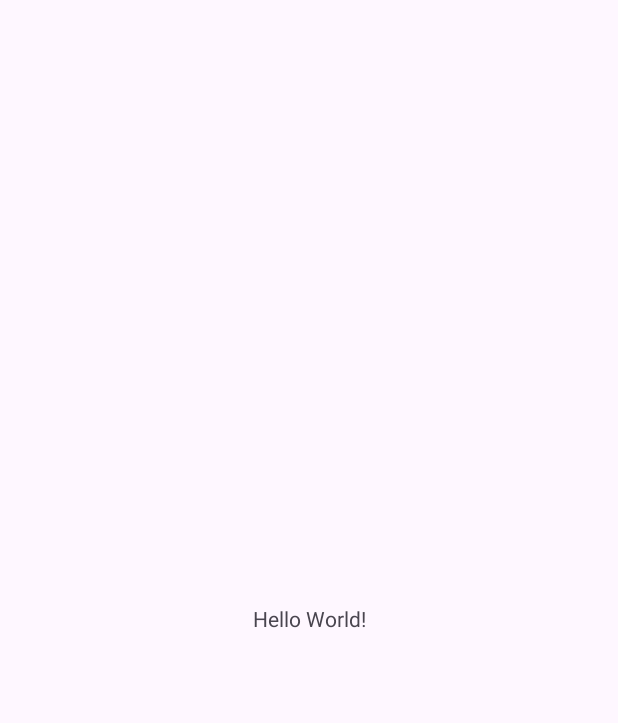
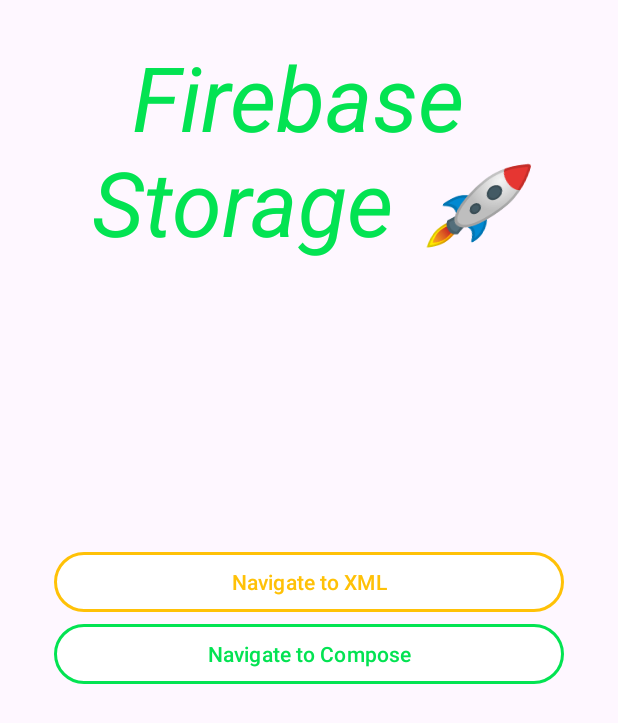
Before and after one commit to kratos1700/FireStorage, an Android app: the screen it shows after launch (MainActivity), on a phone screen of 412 x 824 dp. Before the commit the part shown is almost empty. Shown: the top 723 px of the screen. Run offline under Robolectric (Android 15) with nearby library versions, the phone set to English and light mode, and no system bars; our stand-ins replace Dagger/Hilt's generated code.

```diff
--- a/app/src/main/AndroidManifest.xml
+++ b/app/src/main/AndroidManifest.xml
@@ -3,6 +3,7 @@
     xmlns:tools="http://schemas.android.com/tools">
 
     <application
+        android:name=".FireStorageApp"
         android:allowBackup="true"
         android:dataExtractionRules="@xml/data_extraction_rules"
         android:fullBackupContent="@xml/backup_rules"
@@ -12,6 +13,9 @@
         android:supportsRtl="true"
         android:theme="@style/Theme.FireStorage"
         tools:targetApi="31">
+        <activity
+            android:name=".ui.xml.upload.UploadXmlActivity"
+            android:exported="false" />
         <activity
             android:name=".MainActivity"
             android:exported="true">
--- /dev/null
+++ b/app/src/main/java/com/example/firestorage/FireStorageApp.kt
@@ -0,0 +1,7 @@
+package com.example.firestorage
+
+import android.app.Application
+import dagger.hilt.android.HiltAndroidApp
+
+@HiltAndroidApp
+class FireStorageApp :Application()
--- a/app/src/main/java/com/example/firestorage/MainActivity.kt
+++ b/app/src/main/java/com/example/firestorage/MainActivity.kt
@@ -5,16 +5,33 @@ import androidx.activity.enableEdgeToEdge
 import androidx.appcompat.app.AppCompatActivity
 import androidx.core.view.ViewCompat
 import androidx.core.view.WindowInsetsCompat
+import com.example.firestorage.databinding.ActivityMainBinding
+import com.example.firestorage.ui.xml.upload.UploadXmlActivity
+import dagger.hilt.android.AndroidEntryPoint
 
+@AndroidEntryPoint
 class MainActivity : AppCompatActivity() {
+
+    private lateinit var binding: ActivityMainBinding
     override fun onCreate(savedInstanceState: Bundle?) {
         super.onCreate(savedInstanceState)
         enableEdgeToEdge()
-        setContentView(R.layout.activity_main)
+        binding = ActivityMainBinding.inflate(layoutInflater)
+        setContentView(binding.root)
+
         ViewCompat.setOnApplyWindowInsetsListener(findViewById(R.id.main)) { v, insets ->
             val systemBars = insets.getInsets(WindowInsetsCompat.Type.systemBars())
             v.setPadding(systemBars.left, systemBars.top, systemBars.right, systemBars.bottom)
             insets
         }
+        binding.btnNavigateToXml.setOnClickListener {
+            // Navegar a la actividad UploadXmlActivity
+            startActivity(UploadXmlActivity.create(this))
+
+        }
+        binding.btnNavigateToCompose.setOnClickListener {
+
+        }
+
     }
 }
--- a/app/src/main/res/layout/activity_main.xml
+++ b/app/src/main/res/layout/activity_main.xml
@@ -7,13 +7,52 @@
     android:layout_height="match_parent"
     tools:context=".MainActivity">
 
+
     <TextView
-        android:layout_width="wrap_content"
+        android:layout_width="0dp"
         android:layout_height="wrap_content"
-        android:text="Hello World!"
+        android:textStyle="italic"
+        android:textColor="@color/green"
+        android:layout_marginTop="24dp"
+        android:textSize="60sp"
+        android:gravity="center"
+        android:text="Firebase \nStorage 🚀"
+        app:layout_constraintTop_toTopOf="parent"
+        app:layout_constraintStart_toStartOf="parent"
+        app:layout_constraintEnd_toEndOf="parent"/>
+
+    <com.google.android.material.button.MaterialButton
+        android:id="@+id/btnNavigateToXml"
+        android:layout_width="0dp"
+        android:layout_height="wrap_content"
+        android:layout_marginHorizontal="36dp"
+        app:layout_constraintBottom_toTopOf="@+id/btnNavigateToCompose"
+        app:layout_constraintEnd_toEndOf="parent"
+        app:layout_constraintStart_toStartOf="parent"
+        app:layout_constraintTop_toTopOf="parent"
+        app:layout_constraintVertical_chainStyle="packed"
+
+        android:text="Navigate to XML"
+        android:textColor="@color/yellow"
+        app:rippleColor="@color/yellow"
+        app:strokeColor="@color/yellow"
+        app:strokeWidth="2dp"
+        app:backgroundTint="@color/white"/>
+
+    <com.google.android.material.button.MaterialButton
+        android:id="@+id/btnNavigateToCompose"
+        android:layout_width="0dp"
+        android:layout_height="wrap_content"
+        android:layout_marginHorizontal="36dp"
         app:layout_constraintBottom_toBottomOf="parent"
         app:layout_constraintEnd_toEndOf="parent"
         app:layout_constraintStart_toStartOf="parent"
-        app:layout_constraintTop_toTopOf="parent" />
+        app:layout_constraintTop_toBottomOf="@+id/btnNavigateToXml"
+        android:text="Navigate to Compose"
+        android:textColor="@color/green"
+        app:rippleColor="@color/green"
+        app:strokeColor="@color/green"
+        app:strokeWidth="2dp"
+        app:backgroundTint="@color/white"/>
 
 </androidx.constraintlayout.widget.ConstraintLayout>
--- a/app/src/main/res/values/colors.xml
+++ b/app/src/main/res/values/colors.xml
@@ -2,4 +2,6 @@
 <resources>
     <color name="black">#FF000000</color>
     <color name="white">#FFFFFFFF</color>
+    <color name="yellow">#FFC107</color>
+    <color name="green">#03E352</color>
 </resources>
--- a/build.gradle.kts
+++ b/build.gradle.kts
@@ -2,4 +2,7 @@
 plugins {
     alias(libs.plugins.android.application) apply false
     alias(libs.plugins.jetbrains.kotlin.android) apply false
+
+    alias(libs.plugins.googleDaggerHilt) apply false
+    alias(libs.plugins.google.gms.google.services) apply false
 }
```
Also changed, not shown: app/build.gradle.kts (+21 -0 lines), app/src/main/java/com/example/firestorage/ui/xml/upload/UploadXmlActivity.kt (added, +50 -0 lines), app/src/main/java/com/example/firestorage/ui/xml/upload/UploadXmlViewModel.kt (added, +10 -0 lines), app/src/main/res/layout/activity_upload_xml.xml (added, +10 -0 lines), gradle/libs.versions.toml (+23 -0 lines), 1 other file.
